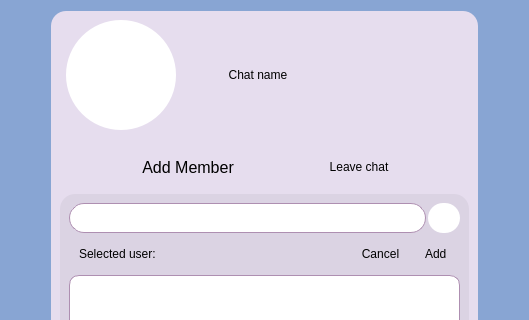
The window that messenger/chatinfo.ui (ita-social-projects/HTTP_Messenger_Client) describes before a commit, drawn with Qt 5; both pictures show x 0 to 529 and y 0 to 320 of the 529 by 660 pixel window.
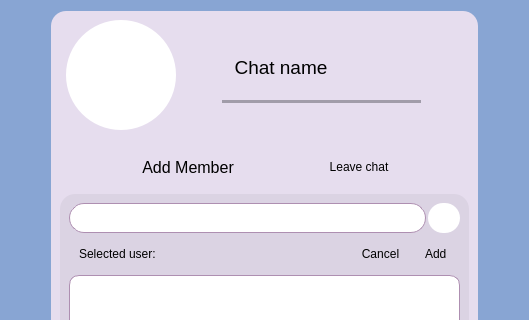
The same window after the commit. Icons and pictures are not drawn.

Patch:
```diff
--- a/messenger/chatinfo.ui
+++ b/messenger/chatinfo.ui
@@ -110,30 +110,121 @@
          </spacer>
         </item>
         <item>
-         <widget class="QLabel" name="label_ChatName">
+         <layout class="QVBoxLayout" name="verticalLayout_3">
+          <item>
+           <spacer name="verticalSpacer">
+            <property name="orientation">
+             <enum>Qt::Vertical</enum>
+            </property>
+            <property name="sizeType">
+             <enum>QSizePolicy::Fixed</enum>
+            </property>
+            <property name="sizeHint" stdset="0">
+             <size>
+              <width>20</width>
+              <height>20</height>
+             </size>
+            </property>
+           </spacer>
+          </item>
+          <item>
+           <widget class="QLineEdit" name="lineEdit_ChatName">
+            <property name="minimumSize">
+             <size>
+              <width>0</width>
+              <height>40</height>
+             </size>
+            </property>
+            <property name="font">
+             <font>
+              <pointsize>14</pointsize>
+             </font>
+            </property>
+            <property name="styleSheet">
+             <string notr="true">color:black;</string>
+            </property>
+            <property name="text">
+             <string>  Chat name</string>
+            </property>
+           </widget>
+          </item>
+          <item>
+           <widget class="Line" name="line">
+            <property name="styleSheet">
+             <string notr="true">background-color: rgb(161, 156, 169);</string>
+            </property>
+            <property name="orientation">
+             <enum>Qt::Horizontal</enum>
+            </property>
+           </widget>
+          </item>
+          <item>
+           <spacer name="verticalSpacer_5">
+            <property name="orientation">
+             <enum>Qt::Vertical</enum>
+            </property>
+            <property name="sizeType">
+             <enum>QSizePolicy::Fixed</enum>
+            </property>
+            <property name="sizeHint" stdset="0">
+             <size>
+              <width>20</width>
+              <height>20</height>
+             </size>
+            </property>
+           </spacer>
+          </item>
+         </layout>
+        </item>
+        <item>
+         <widget class="QPushButton" name="pushButton_EditChatName">
           <property name="sizePolicy">
-           <sizepolicy hsizetype="Preferred" vsizetype="Fixed">
+           <sizepolicy hsizetype="Fixed" vsizetype="Fixed">
             <horstretch>0</horstretch>
             <verstretch>0</verstretch>
            </sizepolicy>
           </property>
           <property name="minimumSize">
            <size>
-            <width>0</width>
-            <height>40</height>
+            <width>30</width>
+            <height>30</height>
            </size>
           </property>
           <property name="styleSheet">
-           <string notr="true">QLabel {
-font: 75 14pt &quot;MS Shell Dlg 2&quot;;
+           <string notr="true">QPushButton {
+font: 75 12pt &quot;MS Shell Dlg 2&quot;;
 color: black;
-}</string>
+border-radius: 15px;
+}
+QPushButton:hover { 
+background-color:rgb(200, 192, 207);
+ }</string>
           </property>
           <property name="text">
-           <string>  Chat name</string>
+           <string/>
+          </property>
+          <property name="icon">
+           <iconset resource="resources.qrc">
+            <normaloff>:/icons/icons/edit.ico</normaloff>:/icons/icons/edit.ico</iconset>
           </property>
          </widget>
         </item>
+        <item>
+         <spacer name="horizontalSpacer_8">
+          <property name="orientation">
+           <enum>Qt::Horizontal</enum>
+          </property>
+          <property name="sizeType">
+           <enum>QSizePolicy::Fixed</enum>
+          </property>
+          <property name="sizeHint" stdset="0">
+           <size>
+            <width>10</width>
+            <height>20</height>
+           </size>
+          </property>
+         </spacer>
+        </item>
        </layout>
       </item>
       <item row="1" column="1">
```
Left out of the diff: 32 changed lines with no effect on the pictures.
